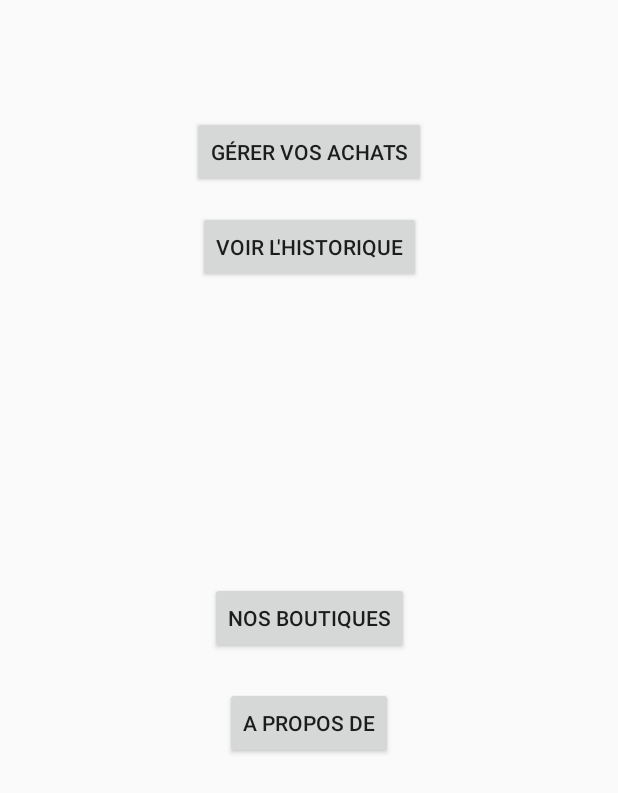
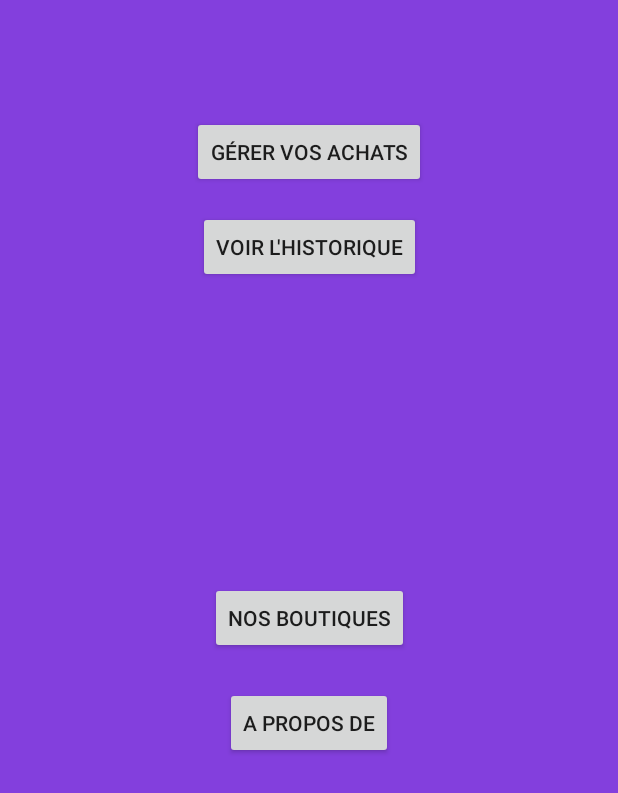
Before and after one commit to PierreMarquet/TECHNIFUTUR-AND-EVA1, an Android app: the screen it shows after launch (MainActivity), on a phone screen of 412 x 824 dp. Shown: the top 793 px of the screen. Run offline under Robolectric (Android 15) with nearby library versions, the phone set to English and light mode, and no system bars.

Commit message:
final commit

```diff
--- a/app/src/main/java/com/technipixl/evand1/exo1/ShoppingLogsActivity.kt
+++ b/app/src/main/java/com/technipixl/evand1/exo1/ShoppingLogsActivity.kt
@@ -28,7 +28,7 @@ class ShoppingLogsActivity : Activity(), DialogInterface.OnClickListener {
     private fun testMyLogs() {
         if (shoppingLogs.isEmpty()) {
             val builder = AlertDialog.Builder(this)
-            builder.setMessage("Pas d'historique d'achat").setPositiveButton("Ok", this).setNegativeButton("Annuler", null)
+            builder.setMessage("Aucun historique n'est disponible").setPositiveButton("Ok", this).setNegativeButton("Annuler", null)
             val alertDialog = builder.create()
             alertDialog.show()
         }
--- a/app/src/main/res/layout/activity_about.xml
+++ b/app/src/main/res/layout/activity_about.xml
@@ -14,7 +14,7 @@
         android:id="@+id/textView2"
         android:layout_width="wrap_content"
         android:layout_height="wrap_content"
-        android:text="A propos de"
+        android:text="@string/a_propos_de"
         app:layout_constraintStart_toStartOf="parent"
         app:layout_constraintTop_toTopOf="parent" />
 
@@ -23,7 +23,7 @@
         android:layout_width="wrap_content"
         android:layout_height="wrap_content"
         android:layout_marginTop="23dp"
-        android:text="Cette application vous permet de gérer, consulter l'historique de vos achats ainsi que l'ensemble de nos boutiques disponibles."
+        android:text="@string/cette_application_vous_permet_de_g_rer_consulter_l_historique_de_vos_achats_ainsi_que_l_ensemble_de_nos_boutiques_disponibles"
         android:textAppearance="?android:attr/textAppearanceLarge"
         app:layout_constraintLeft_toLeftOf="@+id/textView2"
         app:layout_constraintTop_toBottomOf="@+id/textView2" />
@@ -32,7 +32,7 @@
         android:id="@+id/buttonContactUs"
         android:layout_width="wrap_content"
         android:layout_height="wrap_content"
-        android:text="Nous contacter"
+        android:text="@string/nous_contacter"
         app:layout_constraintBottom_toBottomOf="parent"
         app:layout_constraintLeft_toLeftOf="@+id/textView1"
         app:layout_constraintTop_toTopOf="parent" />
--- a/app/src/main/res/layout/activity_main.xml
+++ b/app/src/main/res/layout/activity_main.xml
@@ -4,6 +4,7 @@
     xmlns:tools="http://schemas.android.com/tools"
     android:layout_width="match_parent"
     android:layout_height="match_parent"
+    android:background="#833fdd"
     android:paddingLeft="@dimen/activity_horizontal_margin"
     android:paddingTop="@dimen/activity_vertical_margin"
     android:paddingRight="@dimen/activity_horizontal_margin"
@@ -15,7 +16,7 @@
         android:layout_width="wrap_content"
         android:layout_height="wrap_content"
         android:layout_marginTop="61dp"
-        android:text="Gérer vos achats"
+        android:text="@string/g_rer_vos_achats"
         app:layout_constraintLeft_toLeftOf="parent"
         app:layout_constraintRight_toRightOf="parent"
         app:layout_constraintTop_toTopOf="parent" />
@@ -25,7 +26,7 @@
         android:layout_width="wrap_content"
         android:layout_height="wrap_content"
         android:layout_marginTop="15dp"
-        android:text="Voir l&apos;historique"
+        android:text="@string/voir_l_apos_historique"
         app:layout_constraintLeft_toLeftOf="parent"
         app:layout_constraintRight_toRightOf="parent"
         app:layout_constraintTop_toBottomOf="@+id/buttonShoppingCart" />
@@ -34,7 +35,7 @@
         android:id="@+id/buttonShop"
         android:layout_width="wrap_content"
         android:layout_height="wrap_content"
-        android:text="Nos boutiques"
+        android:text="@string/nos_boutiques"
         app:layout_constraintBottom_toBottomOf="parent"
         app:layout_constraintLeft_toLeftOf="parent"
         app:layout_constraintRight_toRightOf="parent"
@@ -45,9 +46,10 @@
         android:layout_width="wrap_content"
         android:layout_height="wrap_content"
         android:layout_marginTop="22dp"
-        android:text="A propos de"
+        android:text="@string/a_propos_de"
         app:layout_constraintLeft_toLeftOf="parent"
         app:layout_constraintRight_toRightOf="parent"
         app:layout_constraintTop_toBottomOf="@+id/buttonShop" />
 
+
 </androidx.constraintlayout.widget.ConstraintLayout>
--- a/app/src/main/res/layout/activity_shopping_cart.xml
+++ b/app/src/main/res/layout/activity_shopping_cart.xml
@@ -14,7 +14,8 @@
     <TextView
         android:layout_width="wrap_content"
         android:layout_height="wrap_content"
-        android:text="Mes achats"
+        android:text="@string/mes_achats"
+        android:textColor="#ffffff"
         app:layout_constraintStart_toStartOf="parent"
         app:layout_constraintTop_toTopOf="parent" />
 
@@ -22,7 +23,7 @@
         android:id="@+id/buttonValidateShoppingCart"
         android:layout_width="wrap_content"
         android:layout_height="wrap_content"
-        android:text="Valider"
+        android:text="@string/valider"
         app:layout_constraintBottom_toBottomOf="parent"
         app:layout_constraintLeft_toLeftOf="parent"
         app:layout_constraintRight_toRightOf="parent" />
--- a/app/src/main/res/layout/activity_shopping_logs.xml
+++ b/app/src/main/res/layout/activity_shopping_logs.xml
@@ -14,7 +14,7 @@
         android:id="@+id/textView1"
         android:layout_width="wrap_content"
         android:layout_height="wrap_content"
-        android:text="Mes historiques d'achat"
+        android:text="@string/mes_historiques_d_achat"
         android:textAppearance="?android:attr/textAppearanceLarge"
         app:layout_constraintLeft_toLeftOf="parent"
         app:layout_constraintTop_toTopOf="parent" />
--- a/app/src/main/res/values/strings.xml
+++ b/app/src/main/res/values/strings.xml
@@ -8,5 +8,19 @@
     <string name="title_activity_shopping_logs">ShoppingLogs</string>
     <string name="title_activity_shop">ShopActivity</string>
     <string name="title_activity_about">AboutActivity</string>
+    <string name="le_magasin_1">le magasin 1</string>
+    <string name="_5_rue_de_la_chouette_n4000_liege_n_32_2_226_83_61">5 rue de la chouette \n4000 Liege \n+32 2 226 83 61</string>
+    <string name="le_magasin_2">le magasin 2</string>
+    <string name="_53_rue_des_songes_n4000_liege_n_32_2_481_51_62">53 rue des songes \n4000 Liege \n+32 2 481 51 62</string>
+    <string name="a_propos_de">A propos de</string>
+    <string name="cette_application_vous_permet_de_g_rer_consulter_l_historique_de_vos_achats_ainsi_que_l_ensemble_de_nos_boutiques_disponibles">Cette application vous permet de gérer, consulter l\'historique de vos achats ainsi que l\'ensemble de nos boutiques disponibles.</string>
+    <string name="nous_contacter">Nous contacter</string>
+    <string name="mes_achats">Mes achats</string>
+    <string name="valider">Valider</string>
+    <string name="mes_historiques_d_achat">Mes historiques d\'achat</string>
+    <string name="g_rer_vos_achats">Gérer vos achats</string>
+    <string name="voir_l_apos_historique">Voir l\'historique</string>
+    <string name="nos_boutiques">Nos boutiques</string>
+
 
 </resources>
```
Also changed, not shown: app/src/main/res/layout/activity_shop.xml (+4 -4 lines).
